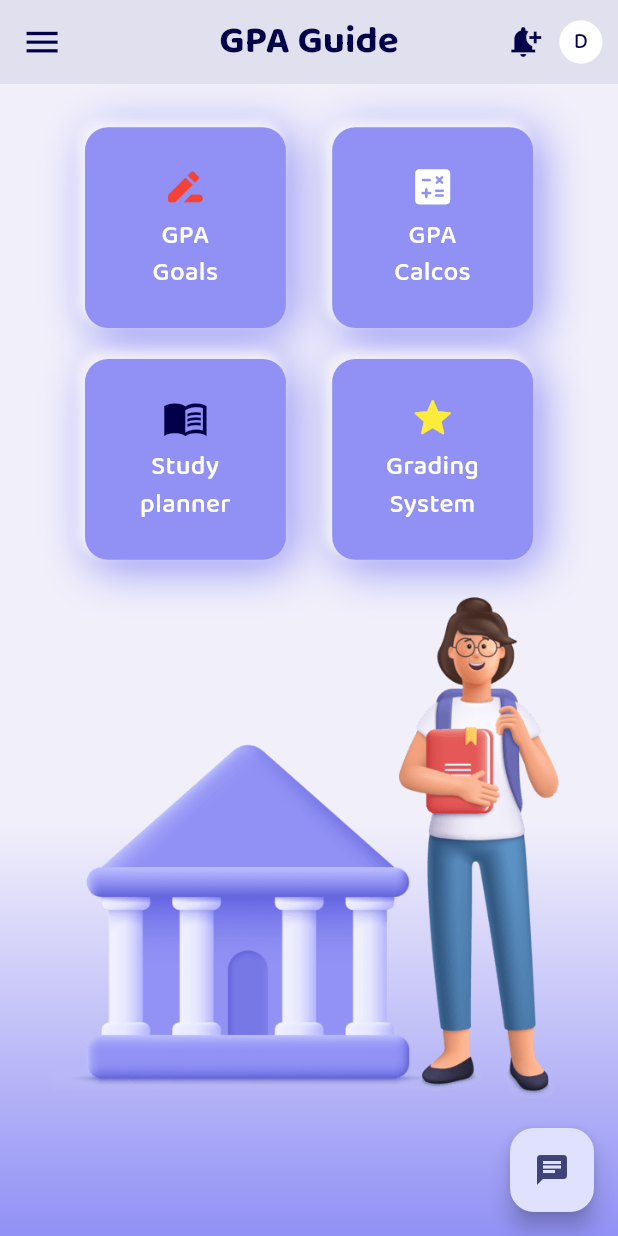
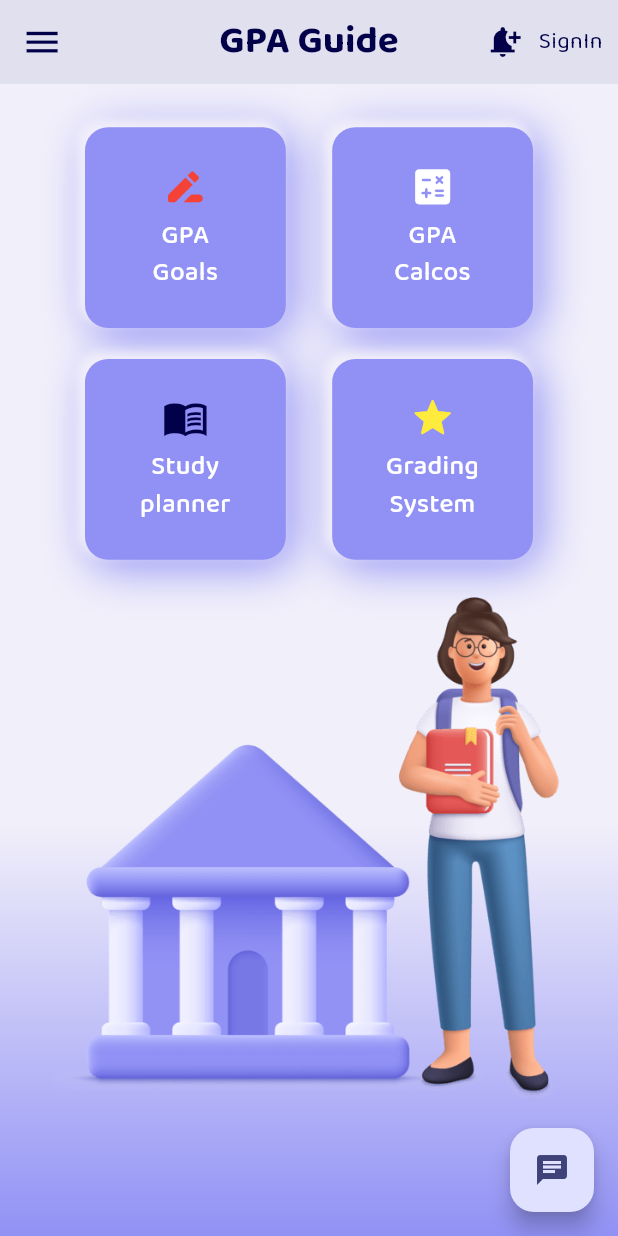
Before and after one commit to delbertkimbi/GPA_Guide, a Flutter app: the screen it shows after launch, on a phone screen of 412 x 824 dp. Run offline on Flutter 3.47's test engine with Material 3 defaults, Android fonts, the phone set to English and light mode, and no system bars; drawn by our look-alikes of carousel_slider; our stand-ins replace auto_route, dash_chat_2, firebase_auth, firebase_core, flutter_bloc, flutter_gemini and 10 more; accounts and stored records are empty.

Commit message:
Showing the sign in text at the navbar when user don't have an account

```diff
--- a/gpa_calcos/lib/home.dart
+++ b/gpa_calcos/lib/home.dart
@@ -64,11 +64,8 @@ class _HomePageState extends State<HomePage> {
                 color: MainColors.color1,
               ),
             ),
-            GestureDetector(
-              onTap: () {
-                hasAcount ? null : AutoRouter.of(context).push(const LogIn());
-              },
-              child: CircleAvatar(
+            hasAcount
+                ? CircleAvatar(
                     backgroundColor: Colors.white,
                     radius: 14.r,
                     child: Text(
@@ -77,6 +74,16 @@ class _HomePageState extends State<HomePage> {
                         fontSize: 14.sp,
                         color: MainColors.color1,
                       ),
+                    ),
+                  )
+                : GestureDetector(
+                    onTap: () => AutoRouter.of(context).push(const LogIn()),
+                    child: Text(
+                      'SignIn',
+                      style: TextStyle(
+                        color: MainColors.color1,
+                        fontSize: 15.sp,
+                        fontWeight: FontWeight.w400,
                       ),
                     ),
                   ),
```
Also changed, not shown: 1 other file. Lines whose indentation alone changed are shown as unchanged.
